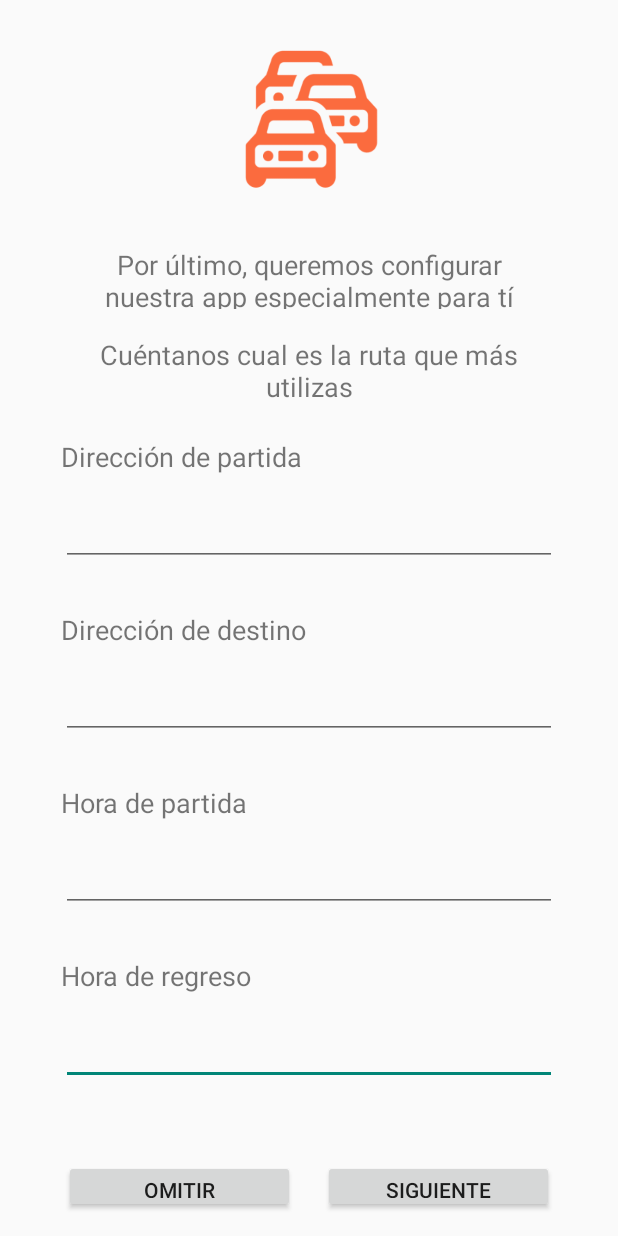
After one commit to camilovivas/PicoyPlacaFriends, an Android app: the InitialRouteInfoActivity screen opened directly, with no data from a screen before it, on a phone screen of 412 x 824 dp. The commit adds this screen. Run offline under Robolectric (Android 15) with nearby library versions, the phone set to English and light mode, and no system bars.

Commit message:
InitialRouteInfo Activity was added.

```diff
--- a/app/src/main/AndroidManifest.xml
+++ b/app/src/main/AndroidManifest.xml
@@ -9,6 +9,9 @@
         android:roundIcon="@mipmap/ic_launcher_round"
         android:supportsRtl="true"
         android:theme="@style/Theme.AppCompat.Light.NoActionBar">
+        <activity
+            android:name=".registro.InitialRouteInfoActivity"
+            android:exported="false" />
         <activity
             android:name=".registro.UserAndPasswordActivity"
             android:exported="false" />
--- /dev/null
+++ b/app/src/main/java/com/example/picoyplacafriends/registro/InitialRouteInfoActivity.java
@@ -0,0 +1,54 @@
+package com.example.picoyplacafriends.registro;
+
+import androidx.appcompat.app.AppCompatActivity;
+
+import android.os.Bundle;
+import android.widget.Button;
+import android.widget.EditText;
+
+import com.example.picoyplacafriends.R;
+
+public class InitialRouteInfoActivity extends AppCompatActivity {
+
+    private EditText txEEndTime;
+    private EditText txEStartTime;
+    private EditText txEEndAddress;
+    private EditText txEStartAddress;
+    private Button btSkip;
+    private Button btNextInitialRoute;
+
+    @Override
+    protected void onCreate(Bundle savedInstanceState) {
+        super.onCreate(savedInstanceState);
+        setContentView(R.layout.activity_initial_route_info);
+        //Referencias de los atributos a inicializar
+        txEEndTime = findViewById(R.id.txEEndTime);
+        txEStartTime = findViewById(R.id.txEStartTime);
+        txEEndAddress = findViewById(R.id.txEEndAddress);
+        txEStartAddress = findViewById(R.id.txEStartAddress);
+        btSkip = findViewById(R.id.btSkip);
+        btNextInitialRoute = findViewById(R.id.btNextInitialRoute);
+    }
+
+    /**
+     * Este metodo permite añadir al usuario una ruta inicial durante el
+     * proceso de registro
+     */
+    private void addInitialRoute(){
+        String endTime = txEEndTime.getText().toString();
+        String startTime = txEStartTime.getText().toString();
+        String endAddress= txEEndAddress.getText().toString();
+        String startAddress = txEStartAddress.getText().toString();
+
+        btSkip.setOnClickListener( v -> {
+            // Aquí va la opción del boton de omitir
+        });
+
+        btNextInitialRoute.setOnClickListener( v-> {
+            // Aquí va la opción del boton de siguiente.
+        });
+
+
+    }
+
+}
--- /dev/null
+++ b/app/src/main/res/layout/activity_initial_route_info.xml
@@ -0,0 +1,206 @@
+<?xml version="1.0" encoding="utf-8"?>
+<androidx.constraintlayout.widget.ConstraintLayout xmlns:android="http://schemas.android.com/apk/res/android"
+    xmlns:app="http://schemas.android.com/apk/res-auto"
+    xmlns:tools="http://schemas.android.com/tools"
+    android:layout_width="match_parent"
+    android:layout_height="match_parent"
+    tools:context=".registro.InitialRouteInfoActivity">
+
+    <ImageView
+        android:id="@+id/imageView9"
+        android:layout_width="111dp"
+        android:layout_height="98dp"
+        android:layout_marginStart="150dp"
+        android:layout_marginTop="28dp"
+        android:layout_marginEnd="150dp"
+        app:layout_constraintEnd_toEndOf="parent"
+        app:layout_constraintStart_toStartOf="parent"
+        app:layout_constraintTop_toTopOf="parent"
+        app:srcCompat="@drawable/logo" />
+
+    <androidx.constraintlayout.widget.ConstraintLayout
+        android:layout_width="0dp"
+        android:layout_height="wrap_content"
+        android:layout_marginStart="5dp"
+        android:layout_marginTop="20dp"
+        android:layout_marginEnd="5dp"
+        android:layout_marginBottom="5dp"
+        app:layout_constraintBottom_toBottomOf="parent"
+        app:layout_constraintEnd_toEndOf="parent"
+        app:layout_constraintHorizontal_bias="1.0"
+        app:layout_constraintStart_toStartOf="parent"
+        app:layout_constraintTop_toBottomOf="@+id/imageView9"
+        app:layout_constraintVertical_bias="1.0">
+
+        <EditText
+            android:id="@+id/txEEndTime"
+            android:layout_width="0dp"
+            android:layout_height="wrap_content"
+            android:layout_marginStart="35dp"
+            android:layout_marginTop="2dp"
+            android:layout_marginEnd="35dp"
+            android:ems="10"
+            android:inputType="textPersonName"
+            app:layout_constraintEnd_toEndOf="parent"
+            app:layout_constraintHorizontal_bias="1.0"
+            app:layout_constraintStart_toStartOf="parent"
+            app:layout_constraintTop_toBottomOf="@+id/textView33" />
+
+        <TextView
+            android:id="@+id/textView33"
+            android:layout_width="0dp"
+            android:layout_height="38dp"
+            android:layout_marginStart="35dp"
+            android:layout_marginTop="30dp"
+            android:layout_marginEnd="112dp"
+            android:text="Hora de regreso"
+            android:textAlignment="inherit"
+            android:textSize="18sp"
+            app:layout_constraintEnd_toEndOf="parent"
+            app:layout_constraintHorizontal_bias="1.0"
+            app:layout_constraintStart_toStartOf="parent"
+            app:layout_constraintTop_toBottomOf="@+id/txEStartTime" />
+
+        <EditText
+            android:id="@+id/txEStartTime"
+            android:layout_width="0dp"
+            android:layout_height="wrap_content"
+            android:layout_marginStart="35dp"
+            android:layout_marginTop="2dp"
+            android:layout_marginEnd="35dp"
+            android:ems="10"
+            android:inputType="textPersonName"
+            app:layout_constraintEnd_toEndOf="parent"
+            app:layout_constraintHorizontal_bias="0.0"
+            app:layout_constraintStart_toStartOf="parent"
+            app:layout_constraintTop_toBottomOf="@+id/textView32" />
+
+        <TextView
+            android:id="@+id/textView32"
+            android:layout_width="0dp"
+            android:layout_height="38dp"
+            android:layout_marginStart="35dp"
+            android:layout_marginTop="30dp"
+            android:layout_marginEnd="112dp"
+            android:text="Hora de partida"
+            android:textAlignment="inherit"
+            android:textSize="18sp"
+            app:layout_constraintEnd_toEndOf="parent"
+            app:layout_constraintHorizontal_bias="0.0"
+            app:layout_constraintStart_toStartOf="parent"
+            app:layout_constraintTop_toBottomOf="@+id/txEEndAddress" />
+
+        <EditText
+            android:id="@+id/txEEndAddress"
+            android:layout_width="0dp"
+            android:layout_height="wrap_content"
+            android:layout_marginStart="35dp"
+            android:layout_marginTop="2dp"
+            android:layout_marginEnd="35dp"
+            android:ems="10"
+            android:inputType="textPersonName"
+            app:layout_constraintEnd_toEndOf="parent"
+            app:layout_constraintHorizontal_bias="0.0"
+            app:layout_constraintStart_toStartOf="parent"
+            app:layout_constraintTop_toBottomOf="@+id/textView31" />
+
+        <TextView
+            android:id="@+id/textView31"
+            android:layout_width="0dp"
+            android:layout_height="38dp"
+            android:layout_marginStart="35dp"
+            android:layout_marginTop="30dp"
+            android:layout_marginEnd="112dp"
+            android:text="Dirección de destino"
+            android:textAlignment="inherit"
+            android:textSize="18sp"
+            app:layout_constraintEnd_toEndOf="parent"
+            app:layout_constraintHorizontal_bias="0.0"
+            app:layout_constraintStart_toStartOf="parent"
+            app:layout_constraintTop_toBottomOf="@+id/txEStartAddress" />
+
+        <TextView
+            android:id="@+id/textView4"
+            android:layout_width="307dp"
+            android:layout_height="42dp"
+            android:layout_marginStart="55dp"
+            android:layout_marginTop="20dp"
+            android:layout_marginEnd="55dp"
+            android:text="Por último, queremos configurar nuestra app especialmente para tí"
+            android:textAlignment="center"
+            android:textSize="18sp"
+            app:layout_constraintEnd_toEndOf="parent"
+            app:layout_constraintStart_toStartOf="parent"
+            app:layout_constraintTop_toTopOf="parent" />
+
+        <TextView
+            android:id="@+id/textView24"
+            android:layout_width="307dp"
+            android:layout_height="42dp"
+            android:layout_marginStart="55dp"
+            android:layout_marginTop="18dp"
+            android:layout_marginEnd="55dp"
+            android:text="Cuéntanos cual es la ruta que más utilizas"
+            android:textAlignment="center"
+            android:textSize="18sp"
+            app:layout_constraintEnd_toEndOf="parent"
+            app:layout_constraintStart_toStartOf="parent"
+            app:layout_constraintTop_toBottomOf="@+id/textView4" />
+
+        <TextView
+            android:id="@+id/textView30"
+            android:layout_width="0dp"
+            android:layout_height="38dp"
+            android:layout_marginStart="35dp"
+            android:layout_marginTop="26dp"
+            android:layout_marginEnd="112dp"
+            android:text="Dirección de partida"
+            android:textAlignment="inherit"
+            android:textSize="18sp"
+            app:layout_constraintEnd_toEndOf="parent"
+            app:layout_constraintStart_toStartOf="parent"
+            app:layout_constraintTop_toBottomOf="@+id/textView24" />
+
+        <EditText
+            android:id="@+id/txEStartAddress"
+            android:layout_width="0dp"
+            android:layout_height="wrap_content"
+            android:layout_marginStart="35dp"
+            android:layout_marginTop="2dp"
+            android:layout_marginEnd="35dp"
+            android:ems="10"
+            android:inputType="textPersonName"
+            app:layout_constraintEnd_toEndOf="parent"
+            app:layout_constraintHorizontal_bias="0.0"
+            app:layout_constraintStart_toStartOf="parent"
+            app:layout_constraintTop_toBottomOf="@+id/textView30" />
+
+        <Button
+            android:id="@+id/btSkip"
+            android:layout_width="154dp"
+            android:layout_height="35dp"
+            android:layout_marginStart="35dp"
+            android:layout_marginEnd="16dp"
+            android:layout_marginBottom="10dp"
+            android:text="Omitir"
+            app:layout_constraintBottom_toBottomOf="parent"
+            app:layout_constraintEnd_toStartOf="@+id/btNextInitialRoute"
+            app:layout_constraintStart_toStartOf="parent" />
+
+        <Button
+            android:id="@+id/btNextInitialRoute"
+            android:layout_width="154dp"
+            android:layout_height="35dp"
+            android:layout_marginTop="50dp"
+            android:layout_marginEnd="35dp"
+            android:layout_marginBottom="10dp"
+            android:text="Siguiente"
+            app:layout_constraintBottom_toBottomOf="parent"
+            app:layout_constraintEnd_toEndOf="parent"
+            app:layout_constraintHorizontal_bias="0.675"
+            app:layout_constraintStart_toEndOf="@+id/btSkip"
+            app:layout_constraintTop_toBottomOf="@+id/txEEndTime"
+            app:layout_constraintVertical_bias="0.458" />
+
+    </androidx.constraintlayout.widget.ConstraintLayout>
+</androidx.constraintlayout.widget.ConstraintLayout>
--- a/app/src/main/res/layout/activity_user_and_password.xml
+++ b/app/src/main/res/layout/activity_user_and_password.xml
@@ -123,7 +123,7 @@
             android:layout_marginEnd="35dp"
             android:ems="10"
             android:hint="Digite aquí su contraseña"
-            android:inputType="textLongMessage|textVisiblePassword|textPersonName"
+            android:inputType="textPersonName"
             app:layout_constraintEnd_toEndOf="parent"
             app:layout_constraintHorizontal_bias="0.0"
             app:layout_constraintStart_toStartOf="parent"
```
